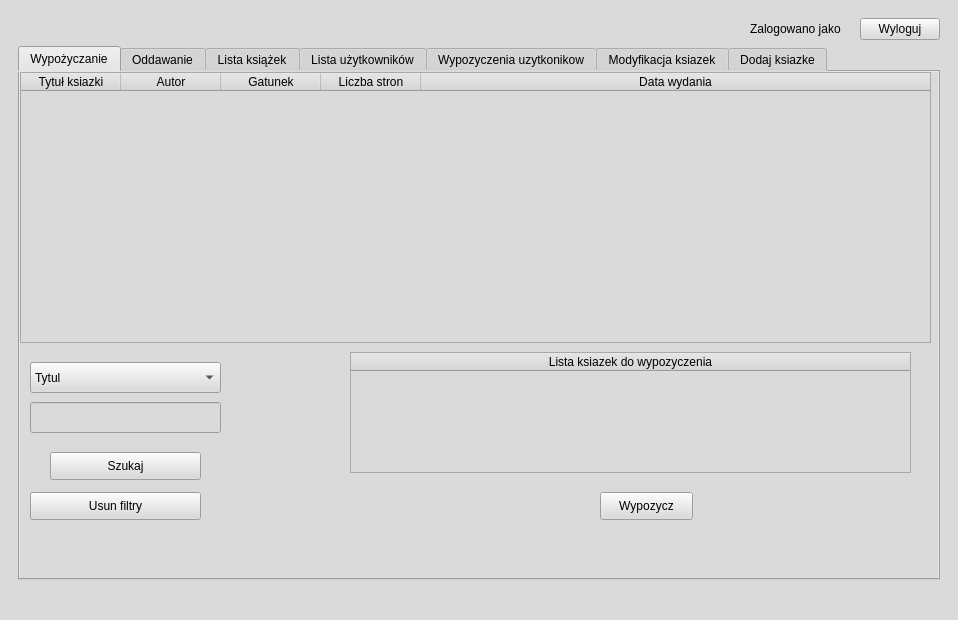
Old version of the form QT_files/mainwindow.ui in the repository Sebastian029/Projekt-Cpp-v.2.
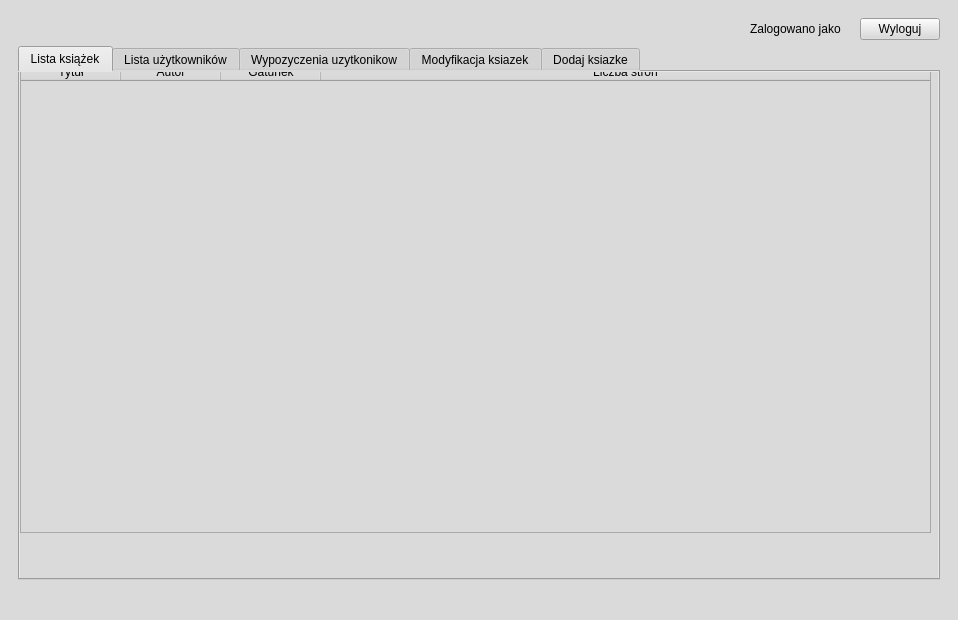
New version of the form. The open tabs and pages were chosen to show the change. Icons and pictures are not drawn.

The edit to the form file:
```diff
--- a/QT_files/mainwindow.ui
+++ b/QT_files/mainwindow.ui
@@ -22,7 +22,7 @@
   </property>
   <widget class="QWidget" name="centralwidget">
    <layout class="QGridLayout" name="gridLayout">
-    <item row="0" column="1">
+    <item row="0" column="0">
      <widget class="QStackedWidget" name="stackedWidget">
       <property name="minimumSize">
        <size>
@@ -31,7 +31,7 @@
        </size>
       </property>
       <property name="currentIndex">
-       <number>2</number>
+       <number>3</number>
       </property>
       <widget class="QWidget" name="page_3">
        <layout class="QGridLayout" name="gridLayout_6">
@@ -1004,6 +1004,118 @@
               </column>
              </widget>
             </widget>
+           </widget>
+          </item>
+         </layout>
+        </item>
+       </layout>
+      </widget>
+      <widget class="QWidget" name="page_admin">
+       <layout class="QGridLayout" name="gridLayout_27">
+        <item row="0" column="0">
+         <spacer name="horizontalSpacer_91">
+          <property name="orientation">
+           <enum>Qt::Horizontal</enum>
+          </property>
+          <property name="sizeHint" stdset="0">
+           <size>
+            <width>694</width>
+            <height>20</height>
+           </size>
+          </property>
+         </spacer>
+        </item>
+        <item row="0" column="1">
+         <widget class="QLabel" name="label_46">
+          <property name="text">
+           <string>Zalogowano jako</string>
+          </property>
+         </widget>
+        </item>
+        <item row="0" column="2">
+         <widget class="QLabel" name="label_zalogowano_login_4">
+          <property name="text">
+           <string/>
+          </property>
+         </widget>
+        </item>
+        <item row="0" column="3">
+         <widget class="QPushButton" name="pushButton_wyloguj_4">
+          <property name="text">
+           <string>Wyloguj</string>
+          </property>
+         </widget>
+        </item>
+        <item row="1" column="0" colspan="4">
+         <widget class="QTabWidget" name="tabWidget_2">
+          <property name="enabled">
+           <bool>true</bool>
+          </property>
+          <property name="focusPolicy">
+           <enum>Qt::WheelFocus</enum>
+          </property>
+          <property name="layoutDirection">
+           <enum>Qt::LeftToRight</enum>
+          </property>
+          <property name="tabPosition">
+           <enum>QTabWidget::North</enum>
+          </property>
+          <property name="tabShape">
+           <enum>QTabWidget::Rounded</enum>
+          </property>
+          <property name="currentIndex">
+           <number>4</number>
+          </property>
+          <property name="tabBarAutoHide">
+           <bool>false</bool>
+          </property>
+          <widget class="QWidget" name="ksiazki_2">
+           <attribute name="title">
+            <string>Lista książek</string>
+           </attribute>
+           <widget class="QTableWidget" name="tableWidget_ksiazki_2">
+            <property name="geometry">
+             <rect>
+              <x>0</x>
+              <y>-10</y>
+              <width>911</width>
+              <height>471</height>
+             </rect>
+            </property>
+            <property name="editTriggers">
+             <set>QAbstractItemView::NoEditTriggers</set>
+            </property>
+            <property name="sortingEnabled">
+             <bool>true</bool>
+            </property>
+            <attribute name="horizontalHeaderStretchLastSection">
+             <bool>true</bool>
+            </attribute>
+            <attribute name="verticalHeaderVisible">
+             <bool>false</bool>
+            </attribute>
+            <column>
+             <property name="text">
+              <string>Tytuł</string>
+             </property>
+            </column>
+            <column>
+             <property name="text">
+              <string>Autor</string>
+             </property>
+            </column>
+            <column>
+             <property name="text">
+              <string>Gatunek</string>
+             </property>
+            </column>
+            <column>
+             <property name="text">
+              <string>Liczba stron</string>
+             </property>
+            </column>
+           </widget>
+          </widget>
             <widget class="QWidget" name="uzytkownicy">
              <attribute name="title">
               <string>Lista użytkowników</string>
@@ -1125,9 +1237,9 @@
              <attribute name="title">
               <string>Dodaj ksiazke</string>
              </attribute>
-             <layout class="QGridLayout" name="gridLayout_10">
+           <layout class="QGridLayout" name="gridLayout_11">
               <item row="1" column="2">
-               <spacer name="verticalSpacer_7">
+             <spacer name="verticalSpacer_15">
                 <property name="orientation">
                  <enum>Qt::Vertical</enum>
                 </property>
@@ -1140,7 +1252,7 @@
                </spacer>
               </item>
               <item row="3" column="2">
-               <spacer name="verticalSpacer_8">
+             <spacer name="verticalSpacer_16">
                 <property name="orientation">
                  <enum>Qt::Vertical</enum>
                 </property>
@@ -1153,7 +1265,7 @@
                </spacer>
               </item>
               <item row="2" column="4">
-               <spacer name="horizontalSpacer_24">
+             <spacer name="horizontalSpacer_31">
                 <property name="orientation">
                  <enum>Qt::Horizontal</enum>
                 </property>
@@ -1173,7 +1285,7 @@
                </widget>
               </item>
               <item row="0" column="2">
-               <spacer name="verticalSpacer_10">
+             <spacer name="verticalSpacer_17">
                 <property name="orientation">
                  <enum>Qt::Vertical</enum>
                 </property>
@@ -1186,7 +1298,7 @@
                </spacer>
               </item>
               <item row="2" column="0">
-               <spacer name="horizontalSpacer_23">
+             <spacer name="horizontalSpacer_32">
                 <property name="orientation">
                  <enum>Qt::Horizontal</enum>
                 </property>
@@ -1199,7 +1311,7 @@
                </spacer>
               </item>
               <item row="5" column="2">
-               <spacer name="verticalSpacer_9">
+             <spacer name="verticalSpacer_18">
                 <property name="orientation">
                  <enum>Qt::Vertical</enum>
                 </property>
@@ -1212,7 +1324,7 @@
                </spacer>
               </item>
               <item row="5" column="0">
-               <spacer name="horizontalSpacer_25">
+             <spacer name="horizontalSpacer_33">
                 <property name="orientation">
                  <enum>Qt::Horizontal</enum>
                 </property>
@@ -1225,7 +1337,7 @@
                </spacer>
               </item>
               <item row="5" column="4">
-               <spacer name="horizontalSpacer_26">
+             <spacer name="horizontalSpacer_34">
                 <property name="orientation">
                  <enum>Qt::Horizontal</enum>
                 </property>
@@ -1238,7 +1350,7 @@
                </spacer>
               </item>
               <item row="6" column="3">
-               <spacer name="horizontalSpacer_28">
+             <spacer name="horizontalSpacer_35">
                 <property name="orientation">
                  <enum>Qt::Horizontal</enum>
                 </property>
@@ -1251,7 +1363,7 @@
                </spacer>
               </item>
               <item row="5" column="1">
-               <spacer name="horizontalSpacer_29">
+             <spacer name="horizontalSpacer_36">
                 <property name="orientation">
                  <enum>Qt::Horizontal</enum>
                 </property>
@@ -1264,7 +1376,7 @@
                </spacer>
               </item>
               <item row="6" column="2">
-               <spacer name="horizontalSpacer_27">
+             <spacer name="horizontalSpacer_37">
                 <property name="orientation">
                  <enum>Qt::Horizontal</enum>
                 </property>
@@ -1277,9 +1389,9 @@
                </spacer>
               </item>
               <item row="2" column="1" colspan="3">
-               <layout class="QFormLayout" name="formLayout">
+             <layout class="QFormLayout" name="formLayout_2">
                 <item row="0" column="0">
-                 <widget class="QLabel" name="label_10">
+               <widget class="QLabel" name="label_15">
                   <property name="text">
                    <string>Tytul</string>
                   </property>
@@ -1293,7 +1405,7 @@
                  </widget>
                 </item>
                 <item row="1" column="0">
-                 <widget class="QLabel" name="label_11">
+               <widget class="QLabel" name="label_17">
                   <property name="text">
                    <string>Autor</string>
                   </property>
@@ -1307,7 +1419,7 @@
                  </widget>
                 </item>
                 <item row="2" column="0">
-                 <widget class="QLabel" name="label_12">
+               <widget class="QLabel" name="label_18">
                   <property name="text">
                    <string>Gatunek</string>
                   </property>
@@ -1321,7 +1433,7 @@
                  </widget>
                 </item>
                 <item row="3" column="0">
-                 <widget class="QLabel" name="label_13">
+               <widget class="QLabel" name="label_19">
                   <property name="text">
                    <string>Liczba stron</string>
                   </property>
@@ -1335,7 +1447,7 @@
                  </widget>
                 </item>
                 <item row="4" column="0">
-                 <widget class="QLabel" name="label_14">
+               <widget class="QLabel" name="label_20">
                   <property name="text">
                    <string>Data wydania</string>
                   </property>
@@ -1363,8 +1475,6 @@
              </layout>
             </widget>
            </widget>
-          </item>
-         </layout>
         </item>
        </layout>
       </widget>
```
Lines whose indentation alone changed are shown as unchanged.
